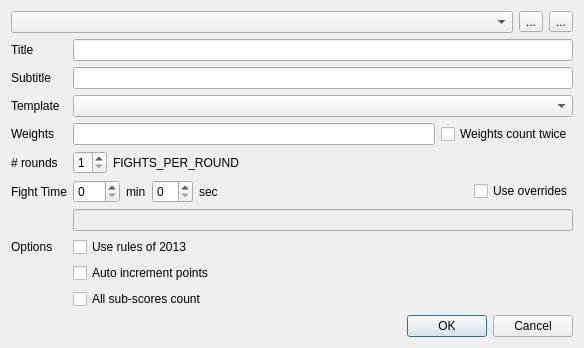
Before: the Qt Designer form base/ModeManagerDlg.ui in fmuecke/Ipponboard, drawn with Qt 5.
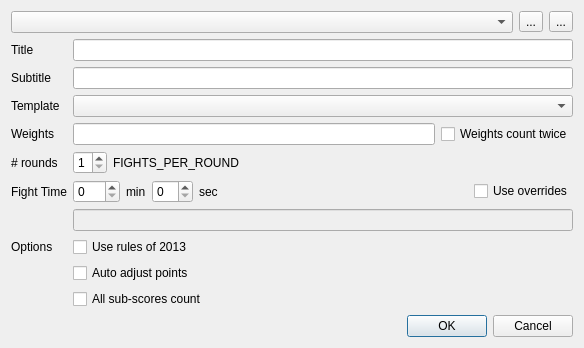
After: the same form once the commit is applied. Icons and pictures are not drawn.

Commit message: fixed auto adjust points option not being shown correctly - renamed option autoIncrementPoints autoAdjustPoints

Diff of the .ui file:
```diff
--- a/base/ModeManagerDlg.ui
+++ b/base/ModeManagerDlg.ui
@@ -285,7 +285,7 @@
         <string>Automatically add points during Osae-komi</string>
        </property>
        <property name="text">
-        <string>Auto increment points</string>
+        <string>Auto adjust points</string>
        </property>
       </widget>
      </item>
```
Left out of the diff: 11 changed lines with no effect on the pictures. The commit also changes 12 other files.
